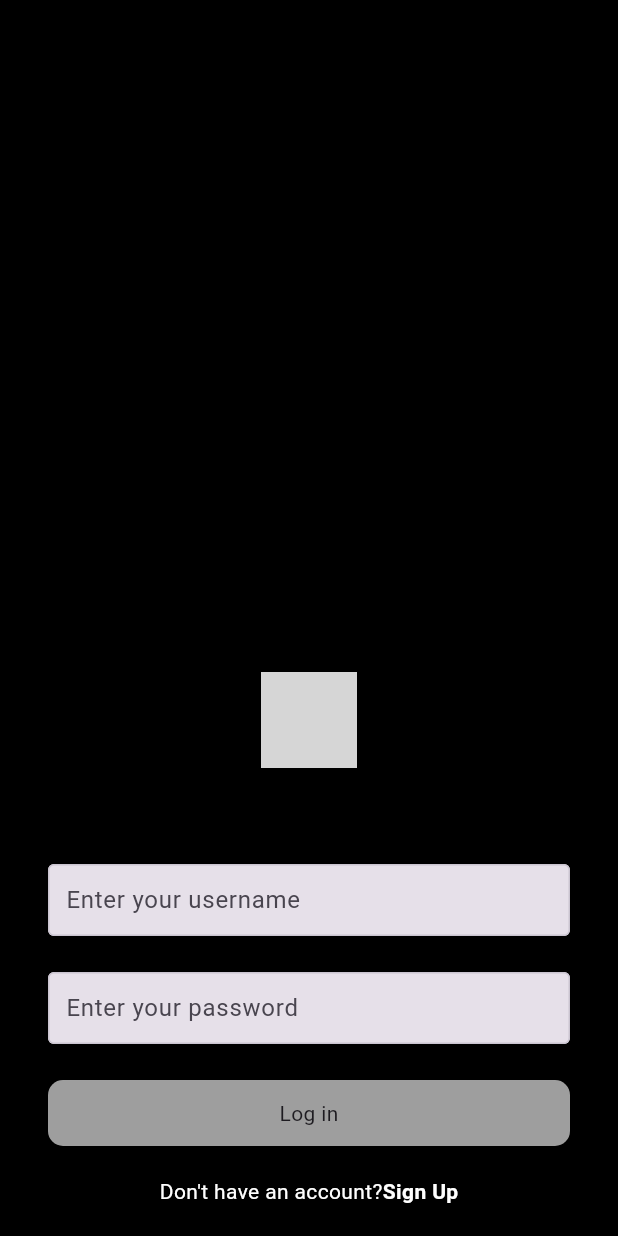
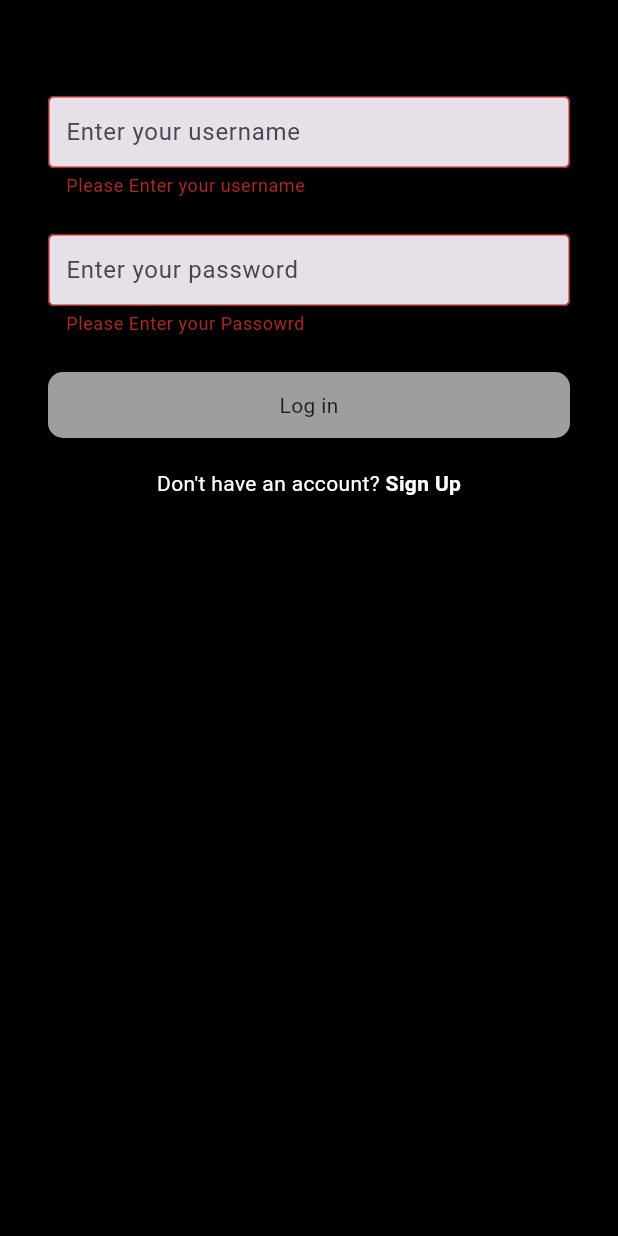
Before and after one commit to Sabra-xD/Threads-Replica, a Flutter app: the screen it shows after launch, after a tap on "Log in", on a phone screen of 412 x 824 dp. Run offline on Flutter 3.47's test engine with Material 3 defaults, Android fonts, the phone set to English and light mode, and no system bars; our stand-ins replace get; grey boxes are pictures that could not be loaded.

Commit message:
Sign In configured with GetX

```diff
--- a/Frontend/threads_replica/lib/controller/signInController.dart
+++ b/Frontend/threads_replica/lib/controller/signInController.dart
@@ -1,8 +1,14 @@
 import 'dart:convert';
-
+import 'package:flutter/material.dart';
+import 'package:get/get.dart';
 import 'package:http/http.dart' as http;
 
-Future<void> confirmSignIn(username, password) async {
+class SignInController extends GetxController {
+  final usernameController = TextEditingController();
+  final passwordController = TextEditingController();
+
+  Future<void> confirmSignIn() async {
+    print("We are inside the confirmSignIn Function");
     const String url = "http://localhost:3000/api/users/login";
 
     final Map<String, String> headers = {
@@ -10,16 +16,29 @@ Future<void> confirmSignIn(username, password) async {
     };
 
     final Map<String, String> data = {
-    'username': username,
-    'password': password,
+      'username': usernameController.text,
+      'password': passwordController.text,
     };
 
+    try {
+      if (usernameController.text.isNotEmpty &&
+          passwordController.text.isNotEmpty) {
         final response = await http.post(Uri.parse(url),
             headers: headers, body: json.encode(data));
 
         if (response.statusCode == 200) {
           print("Response Data:${response.body}");
-  } else {
-    print("Error: ${response.body}");
+        } else {}
+      }
+    } catch (error) {
+      print("Error in the confirm Sign In Function : ${error.toString()}");
     }
   }
+
+  @override
+  void onClose() {
+    usernameController.dispose();
+    passwordController.dispose();
+    super.onClose();
+  }
+}
--- a/Frontend/threads_replica/lib/views/login_screen.dart
+++ b/Frontend/threads_replica/lib/views/login_screen.dart
@@ -1,29 +1,13 @@
 import 'package:flutter/material.dart';
-import 'package:flutter_svg/flutter_svg.dart';
 import 'package:threads_replica/controller/signInController.dart';
+import 'package:get/get.dart';
 import 'package:threads_replica/utils/colors.dart';
 import 'package:threads_replica/widgets/text_input_field.dart';
 
-class SignInScreen extends StatefulWidget {
-  SignInScreen({Key? key}) : super(key: key);
-
-  @override
-  State<SignInScreen> createState() => _SignInScreenState();
-}
-
-class _SignInScreenState extends State<SignInScreen> {
-  final TextEditingController _username = TextEditingController();
-
-  final TextEditingController _password = TextEditingController();
+class SignInScreen extends StatelessWidget {
+  final SignInController signInController = Get.put(SignInController());
 
   final GlobalKey<FormState> _formKey = GlobalKey<FormState>();
-
-  @override
-  void dispose() {
-    super.dispose();
-    _username.dispose();
-    _password.dispose();
-  }
 
   @override
   Widget build(BuildContext context) {
@@ -36,49 +20,51 @@ class _SignInScreenState extends State<SignInScreen> {
           child: Column(
             crossAxisAlignment: CrossAxisAlignment.center,
             children: [
-            Flexible(
-              flex: 2,
-              child: Container(),
-            ),
-
-            SvgPicture.network(
-              "https://upload.wikimedia.org/wikipedia/commons/thumb/9/9d/Threads_%28app%29_logo.svg/128px-Threads_%28app%29_logo.svg.png",
-              height: 64,
-              color: primaryColor,
-            ),
-
               const SizedBox(
                 height: 64,
               ),
-            //Image
-            //Email/UserName enter
               Form(
+                autovalidateMode: AutovalidateMode.disabled,
                 key: _formKey,
                 child: Column(
                   children: [
                     TextFieldInput(
-                      textEditingController: _username,
+                      textEditingController:
+                          signInController.usernameController,
                       hintText: "Enter your username",
                       textInputType: TextInputType.text,
+                      validator: (value) {
+                        if (value!.isEmpty) {
+                          return "Please Enter your username";
+                        }
+                      },
                     ),
                     const SizedBox(
                       height: 24,
                     ),
                     TextFieldInput(
-                      textEditingController: _password,
+                      textEditingController:
+                          signInController.passwordController,
                       hintText: "Enter your password",
                       textInputType: TextInputType.text,
                       isPass: true,
+                      validator: (value) {
+                        if (value!.isEmpty) {
+                          return "Please Enter your Passowrd";
+                        }
+                      },
                     ),
                     const SizedBox(
                       height: 24,
                     ),
                   ],
-                )),
-
-            GestureDetector(
+                ),
+              ),
+              InkWell(
                 onTap: () {
-                confirmSignIn(_username, _password);
+                  if (_formKey.currentState!.validate()) {
+                    signInController.confirmSignIn();
+                  }
                 },
                 child: Container(
                   width: double.infinity,
@@ -88,15 +74,14 @@ class _SignInScreenState extends State<SignInScreen> {
                     color: Colors.grey,
                     shape: RoundedRectangleBorder(
                       borderRadius: BorderRadius.all(Radius.circular(10)),
-                    )),
+                    ),
+                  ),
                   child: const Text("Log in"),
                 ),
               ),
-
               const SizedBox(
                 height: 12,
               ),
-
               Row(
                 mainAxisAlignment: MainAxisAlignment.center,
                 children: [
@@ -105,7 +90,7 @@ class _SignInScreenState extends State<SignInScreen> {
                       vertical: 8,
                     ),
                     child: const Text(
-                    "Don't have an account?",
+                      "Don't have an account? ",
                       style: TextStyle(
                         color: primaryColor,
                       ),
@@ -118,7 +103,9 @@ class _SignInScreenState extends State<SignInScreen> {
                     child: const Text(
                       "Sign Up",
                       style: TextStyle(
-                        fontWeight: FontWeight.bold, color: primaryColor),
+                        fontWeight: FontWeight.bold,
+                        color: primaryColor,
+                      ),
                     ),
                   ),
                 ],
@@ -126,11 +113,10 @@ class _SignInScreenState extends State<SignInScreen> {
               const SizedBox(
                 height: 12,
               ),
-
-            //Button
             ],
           ),
-      )),
+        ),
+      ),
     );
   }
 }
--- a/Frontend/threads_replica/lib/widgets/text_input_field.dart
+++ b/Frontend/threads_replica/lib/widgets/text_input_field.dart
@@ -5,18 +5,21 @@ class TextFieldInput extends StatelessWidget {
   final bool isPass;
   final String hintText;
   final TextInputType textInputType;
+  final String? Function(String?) validator;
   const TextFieldInput(
       {super.key,
       required this.textEditingController,
       this.isPass = false,
       required this.hintText,
-      required this.textInputType});
+      required this.textInputType,
+      required this.validator});
 
   @override
   Widget build(BuildContext context) {
     final inputBorder =
         OutlineInputBorder(borderSide: Divider.createBorderSide(context));
-    return TextField(
+    return TextFormField(
+      validator: validator,
       controller: textEditingController,
       obscureText: isPass,
       keyboardType: textInputType,
--- a/Frontend/threads_replica/pubspec.yaml
+++ b/Frontend/threads_replica/pubspec.yaml
@@ -38,6 +38,7 @@ dependencies:
   cupertino_icons: ^1.0.2
   http: ^1.1.0
   flutter_svg: ^2.0.9
+  get: ^4.6.6
 
 dev_dependencies:
   flutter_test:
```
Also changed, not shown: Frontend/threads_replica/lib/main.dart (+1 -24 lines), Frontend/threads_replica/pubspec.lock, 2 other files. Lines whose indentation alone changed are shown as unchanged.
